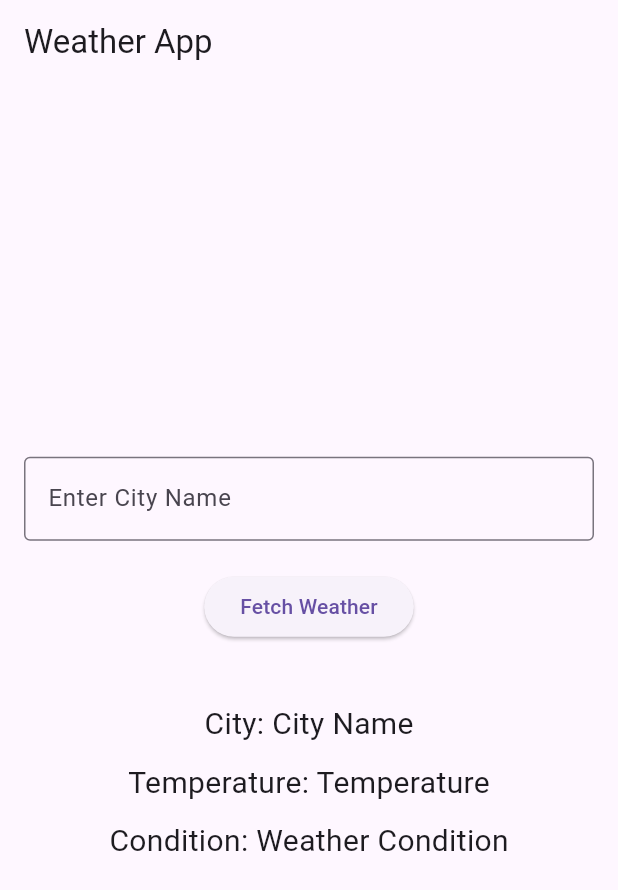
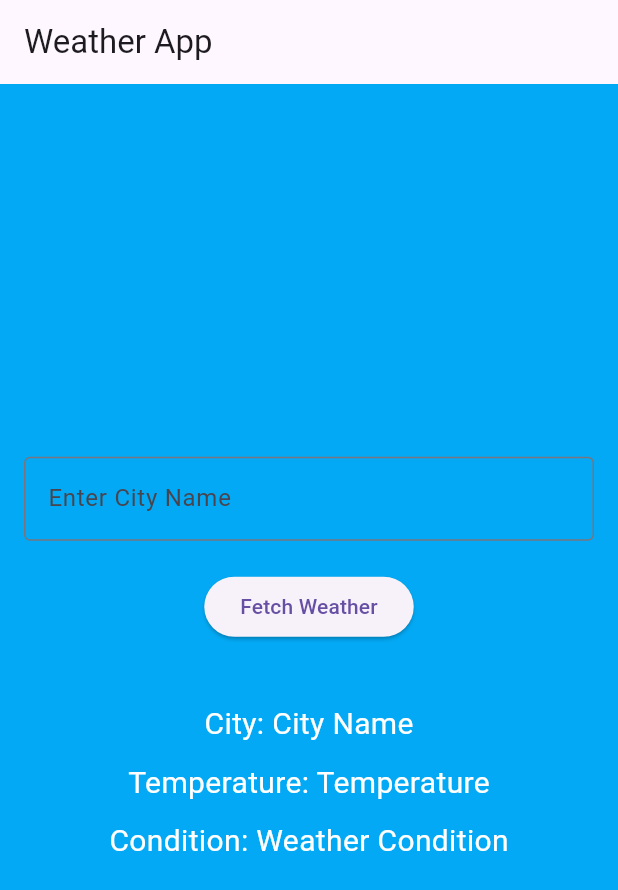
Before and after one commit to abhiramgelle1/WeatherInfoApp-ClassActivity, a Flutter app: the screen it shows after launch, on a phone screen of 412 x 824 dp. Shown: the top 890 px of the screen. Run offline on Flutter 3.47's test engine with Material 3 defaults, Android fonts, the phone set to English and light mode, and no system bars.

Commit message:
Final testing and adjustments

```diff
--- a/lib/main.dart
+++ b/lib/main.dart
@@ -11,8 +11,12 @@ class MyApp extends StatelessWidget {
     return MaterialApp(
       title: 'Weather App',
       theme: ThemeData(
-        primarySwatch: Colors.blue,
-      ),
+          primarySwatch: Colors.blue,
+          scaffoldBackgroundColor: Colors.lightBlue, // Set sky blue background
+          textTheme: TextTheme(
+            bodyMedium: TextStyle(
+                color: Colors.white), // Set default text color to white
+          )),
       home: WeatherScreen(),
     );
   }
```
